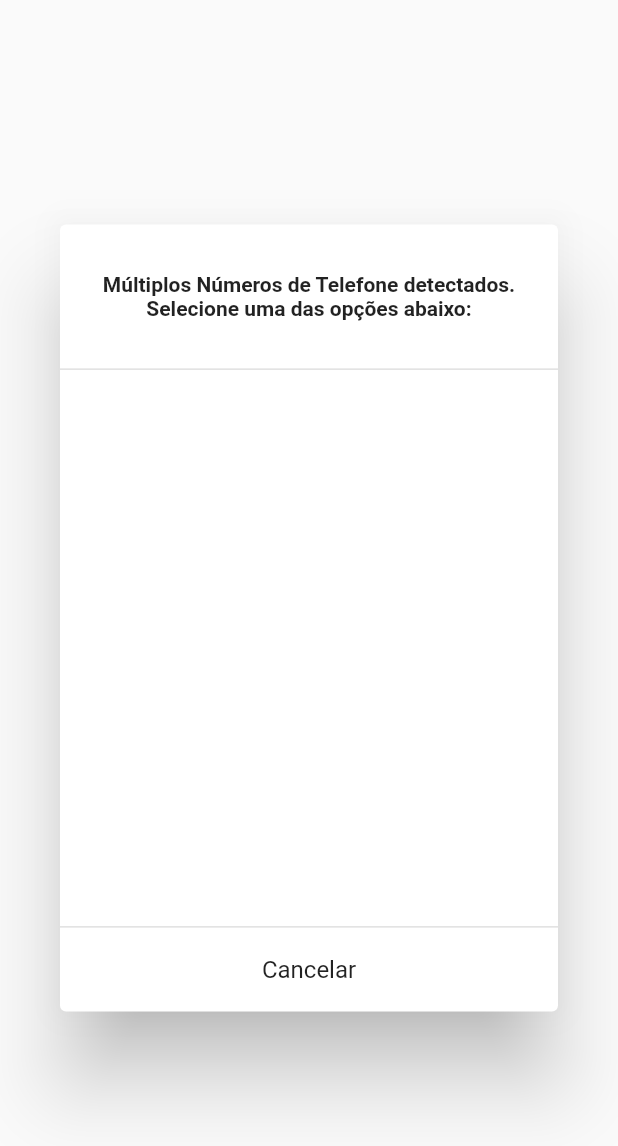
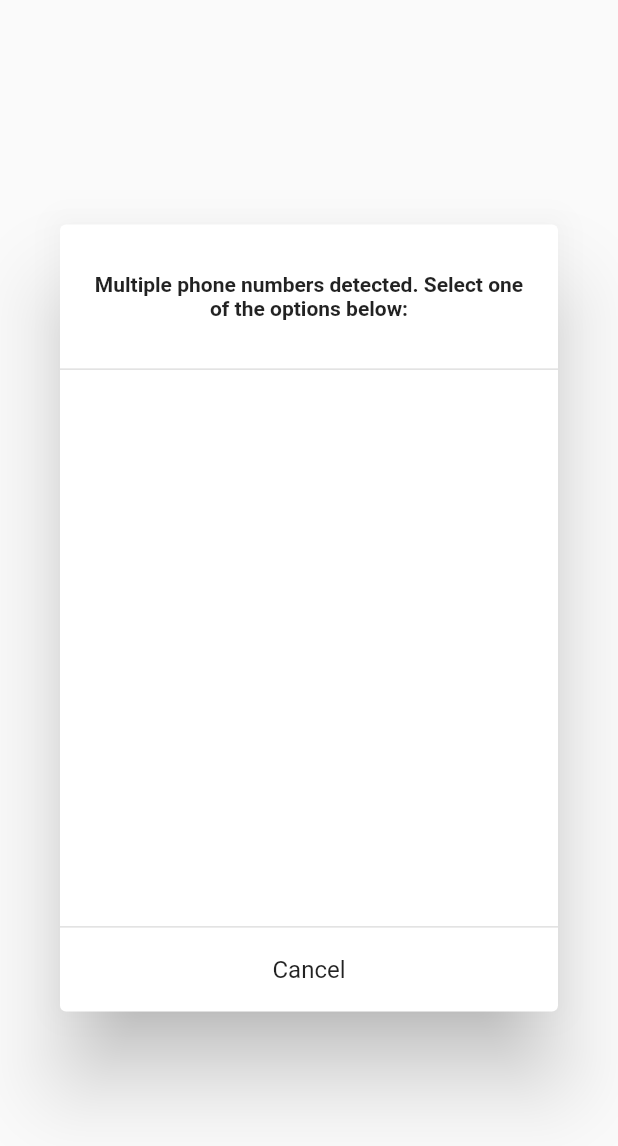
Before and after one commit to marcusvbp/quicklaunchim, a Flutter app: the SelectPhoneNumberDialog widget shown alone on an empty page, opened directly with empty values, on a phone screen of 412 x 824 dp. Shown: the top 1146 px of the screen. Run offline on Flutter 3.47's test engine with Material 2 defaults, Android fonts, the light colour scheme and no system bars; our stand-ins replace flutter_slidable, go_router, localization, shared_preferences, universal_io; missing offline and left inert: clipboard, phone_numbers_parser, receive_sharing_intent; accounts and stored records are empty.

Commit message:
atualização das traduções

```diff
--- a/assets/i18n/en_US.json
+++ b/assets/i18n/en_US.json
@@ -28,5 +28,11 @@
   "donateWith": "Donate with",
   "openUrlError": "Error trying to open the link.",
   "donateMessage": "If you like %s0, please consider donating! ❤️",
-  "cantOpenLink": "Unable to open %s0 link"
+  "cantOpenLink": "Unable to open %s0 link",
+  "clipboardDialogTitle": "Copied numbers detected",
+  "clipboardDialogBody": "We detected %s0 possible phone numbers in a text copied in memory. Do you want to use one of them to fill in the form?",
+  "clipboardDialogNoButton": "Do not use",
+  "clipboardDialogYesButton": "Use detected numbers",
+  "selectPhoneNumberDialogTitle": "Multiple phone numbers detected. Select one of the options below:",
+  "cancel": "Cancel"
 }
--- a/lib/widgets/select_phonenumber_dialog.dart
+++ b/lib/widgets/select_phonenumber_dialog.dart
@@ -1,4 +1,5 @@
 import 'package:flutter/material.dart';
+import 'package:localization/localization.dart';
 
 class SelectPhoneNumberDialog extends StatelessWidget {
   final List<String?> phoneNumbers;
@@ -11,12 +12,12 @@ class SelectPhoneNumberDialog extends StatelessWidget {
         mainAxisSize: MainAxisSize.min,
         crossAxisAlignment: CrossAxisAlignment.start,
         children: [
-          const Padding(
-            padding: EdgeInsets.symmetric(horizontal: 16, vertical: 32),
+          Padding(
+            padding: const EdgeInsets.symmetric(horizontal: 16, vertical: 32),
             child: Text(
-              'Múltiplos Números de Telefone detectados. Selecione uma das opções abaixo:',
+              'selectPhoneNumberDialogTitle'.i18n(),
               textAlign: TextAlign.center,
-              style: TextStyle(fontWeight: FontWeight.bold),
+              style: const TextStyle(fontWeight: FontWeight.bold),
             ),
           ),
           const Divider(
@@ -50,8 +51,8 @@ class SelectPhoneNumberDialog extends StatelessWidget {
             onTap: () {
               Navigator.pop(context);
             },
-            title: const Text(
-              'Cancelar',
+            title: Text(
+              'cancel'.i18n(),
               textAlign: TextAlign.center,
             ),
           )
--- a/pubspec.yaml
+++ b/pubspec.yaml
@@ -44,6 +44,7 @@ dependencies:
   universal_io: ^2.0.4
   icons_launcher: ^2.0.5
   receive_sharing_intent: ^1.4.5
+  clipboard: ^0.1.3
 
   # The following adds the Cupertino Icons font to your application.
   # Use with the CupertinoIcons class for iOS style icons.
```
Also changed, not shown: assets/i18n/es_ES.json (+7 -1 lines), assets/i18n/pt_BR.json (+7 -1 lines), lib/screens/main_screen.dart (+52 -1 lines), pubspec.lock.
